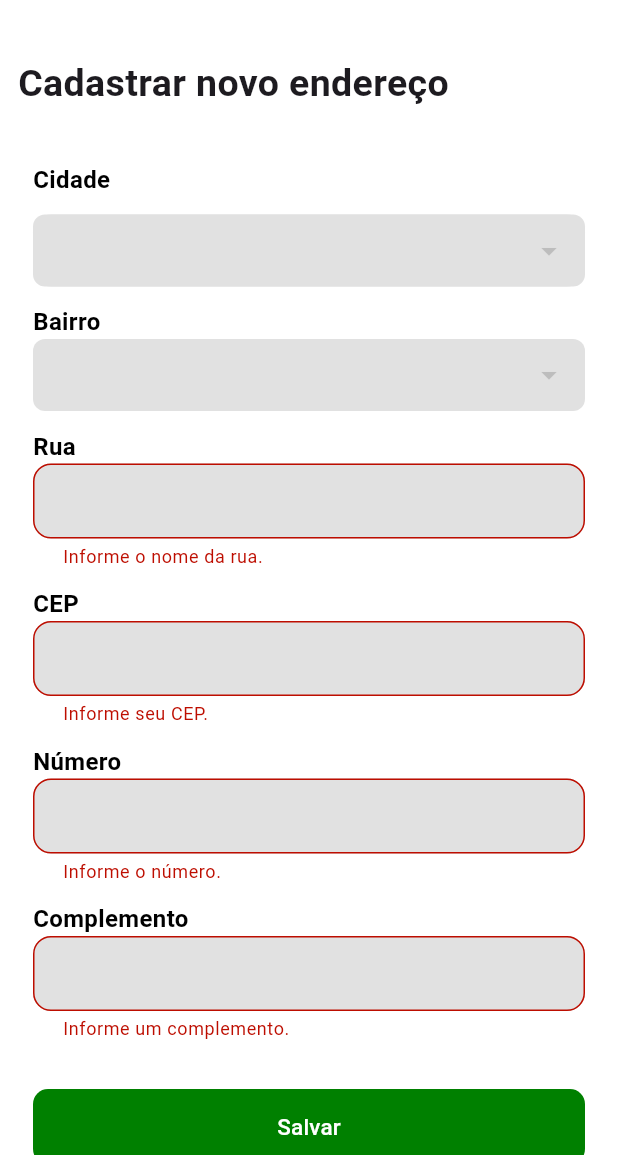
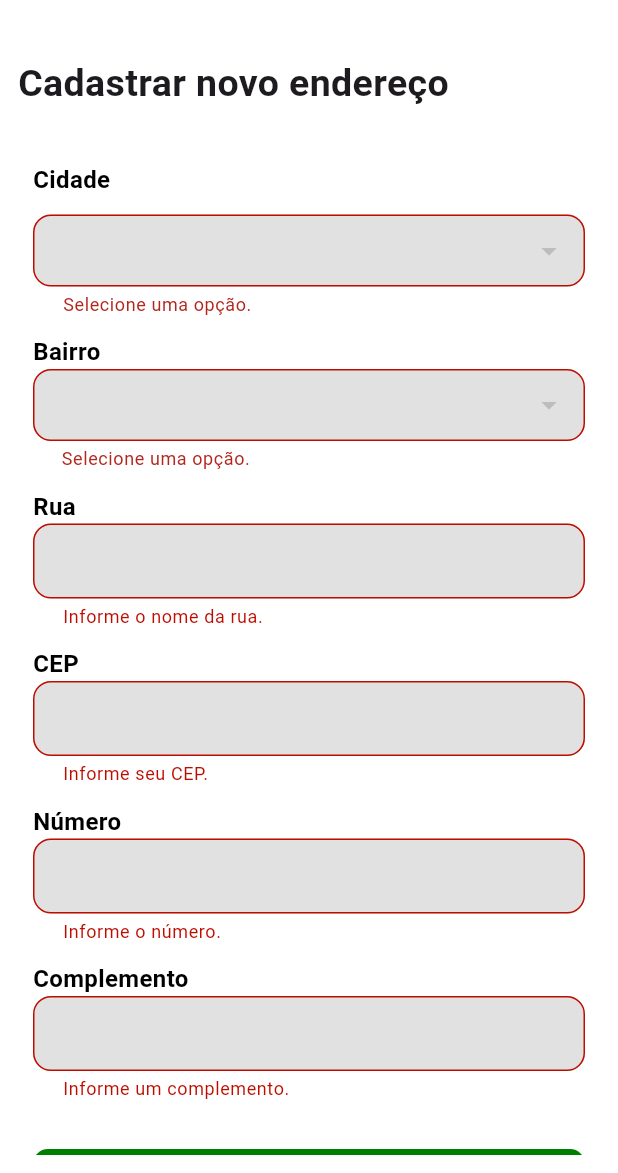
Before and after one commit to wellington067/assim-app-comercio-consumidor, a Flutter app: the AddressScreen screen opened by its route, after a tap on "Salvar", on a phone screen of 412 x 824 dp, the part 63-1236 px from its top. Run offline on Flutter 3.47's test engine with Material 3 defaults, Android fonts, the phone set to English and light mode, and no system bars; our stand-ins replace bot_toast, brasil_fields, device_preview, dio, flutter_local_notifications, flutter_secure_storage and 8 more; missing offline and left inert: rate_my_app; accounts and stored records are empty; network calls fail; statements that could not run were skipped.

Commit message:
Fix: alteração no estilo dos forms e validaçao dos forms de cadastrar novo endereço

```diff
--- a/lib/components/forms/address_form_field.dart
+++ b/lib/components/forms/address_form_field.dart
@@ -5,6 +5,7 @@ import 'package:ecommerceassim/shared/constants/style_constants.dart';
 class AddressFormField extends StatefulWidget {
   final TextEditingController controller;
   final String label;
+  final int? maxLength;
   final TextInputType keyboardType;
   final TextInputFormatter? maskFormatter;
   final bool enabled;
@@ -18,6 +19,7 @@ class AddressFormField extends StatefulWidget {
     this.maskFormatter,
     this.enabled = true,
     this.validateForm,
+    this.maxLength,
   });
 
   @override
@@ -28,26 +30,41 @@ class _AddressFormFieldState extends State<AddressFormField> {
   @override
   Widget build(BuildContext context) {
     return TextFormField(
-      autovalidateMode: AutovalidateMode.onUserInteraction,
+      maxLength: widget.maxLength,
       controller: widget.controller,
       keyboardType: widget.keyboardType,
       style: const TextStyle(
         fontWeight: FontWeight.w400,
       ),
       decoration: InputDecoration(
-        disabledBorder:
-            OutlineInputBorder(borderRadius: BorderRadius.circular(12.0)),
+        disabledBorder: OutlineInputBorder(
+          borderRadius: BorderRadius.circular(12.0),
+          borderSide: const BorderSide(
+            color: Color.fromARGB(0, 0, 0, 0),
+          ),
+        ),
         focusedBorder: const OutlineInputBorder(
-          borderRadius: BorderRadius.all(Radius.circular(12.0)),
-          borderSide: BorderSide(color: Color.fromARGB(0, 255, 255, 255)),
+          borderRadius: BorderRadius.all(
+            Radius.circular(12.0),
+          ),
+          borderSide: BorderSide(
+            color: Color.fromARGB(0, 255, 255, 255),
+          ),
         ),
         enabledBorder: const OutlineInputBorder(
-          borderSide: BorderSide(color: Color.fromARGB(0, 0, 0, 0)),
-          borderRadius: BorderRadius.all(Radius.circular(12.0)),
+          borderSide: BorderSide(
+            color: Color.fromARGB(0, 0, 0, 0),
+          ),
+          borderRadius: BorderRadius.all(
+            Radius.circular(12.0),
+          ),
         ),
         errorBorder: const OutlineInputBorder(
-            borderRadius: BorderRadius.all(Radius.circular(12.0)),
-            borderSide: BorderSide(color: kErrorColor)),
+          borderRadius: BorderRadius.all(
+            Radius.circular(12.0),
+          ),
+          borderSide: BorderSide(color: kErrorColor),
+        ),
         border: OutlineInputBorder(
           borderSide: const BorderSide(color: Colors.black),
           borderRadius: BorderRadius.circular(12.0),
@@ -60,8 +77,12 @@ class _AddressFormFieldState extends State<AddressFormField> {
         fillColor: kBackgroundColor,
         contentPadding: const EdgeInsets.fromLTRB(16, 13, 16, 13),
       ),
-      inputFormatters:
-          widget.maskFormatter != null ? [widget.maskFormatter!] : [],
+      inputFormatters: widget.maskFormatter != null
+          ? [
+              widget.maskFormatter!,
+            ]
+          : [],
+      autovalidateMode: AutovalidateMode.onUserInteraction,
       validator: (value) => widget.validateForm!(value),
       enabled: widget.enabled,
     );
--- a/lib/screens/profile/endereco/adress_screen.dart
+++ b/lib/screens/profile/endereco/adress_screen.dart
@@ -2,6 +2,7 @@
 import 'dart:convert';
 import 'package:ecommerceassim/shared/validation/validate_mixin.dart';
 import 'package:flutter/material.dart';
+import 'package:get/get_state_manager/get_state_manager.dart';
 import 'package:http/http.dart' as http;
 import 'package:ecommerceassim/components/forms/address_form_field.dart';
 import 'package:ecommerceassim/screens/screens_index.dart';
@@ -138,12 +139,7 @@ class _AddressScreenState extends State<AddressScreen> with ValidationMixin {
                         ),
                       ),
                       const VerticalSpacerBox(size: SpacerSize.small),
-                      Container(
-                        decoration: BoxDecoration(
-                          borderRadius: BorderRadius.circular(8.0),
-                          color: kBackgroundColor,
-                        ),
-                        child: DropdownButtonFormField<int>(
+                      DropdownButtonFormField<int>(
                         isExpanded: true,
                         decoration: InputDecoration(
                           errorBorder: const OutlineInputBorder(
@@ -192,9 +188,8 @@ class _AddressScreenState extends State<AddressScreen> with ValidationMixin {
                           });
                           _loadBairros(newValue!);
                         },
-                          // validator: (value) => isValidCidade(value),
+                        validator: (value) => isValidCidade(value),
                         autovalidateMode: AutovalidateMode.onUserInteraction,
-                        ),
                       ),
                       const VerticalSpacerBox(size: SpacerSize.small),
                       const Align(
@@ -211,6 +206,24 @@ class _AddressScreenState extends State<AddressScreen> with ValidationMixin {
                       DropdownButtonFormField<int>(
                         isExpanded: true,
                         decoration: InputDecoration(
+                          errorBorder: const OutlineInputBorder(
+                              borderRadius:
+                                  BorderRadius.all(Radius.circular(12.0)),
+                              borderSide: BorderSide(color: kErrorColor)),
+                          disabledBorder: OutlineInputBorder(
+                              borderRadius: BorderRadius.circular(12.0)),
+                          focusedBorder: const OutlineInputBorder(
+                            borderRadius:
+                                BorderRadius.all(Radius.circular(12.0)),
+                            borderSide: BorderSide(
+                                color: Color.fromARGB(0, 255, 255, 255)),
+                          ),
+                          enabledBorder: const OutlineInputBorder(
+                            borderSide:
+                                BorderSide(color: Color.fromARGB(0, 0, 0, 0)),
+                            borderRadius:
+                                BorderRadius.all(Radius.circular(12.0)),
+                          ),
                           border: OutlineInputBorder(
                             borderRadius: BorderRadius.circular(8.0),
                             borderSide: BorderSide.none,
@@ -236,6 +249,8 @@ class _AddressScreenState extends State<AddressScreen> with ValidationMixin {
                             _selectedBairroId = newValue;
                           });
                         },
+                        validator: (value) => isValidBairro(value),
+                        autovalidateMode: AutovalidateMode.onUserInteraction,
                       ),
                       const VerticalSpacerBox(size: SpacerSize.small),
                       const Align(
@@ -269,7 +284,7 @@ class _AddressScreenState extends State<AddressScreen> with ValidationMixin {
                       ),
                       AddressFormField(
                         label: 'CEP',
-                        keyboardType: TextInputType.text,
+                        keyboardType: TextInputType.number,
                         maskFormatter: controller.cepFormatter,
                         controller: _cepController,
                         validateForm: (value) => isValidCEP(value),
@@ -323,10 +338,9 @@ class _AddressScreenState extends State<AddressScreen> with ValidationMixin {
                       width: double.infinity,
                       child: PrimaryButton(
                         text: 'Salvar',
-                        onPressed: () {
-                          if (_formKey.currentState!.validate()) {
-                            _createAddress();
-                          }
+                        onPressed: () => {
+                          if (_formKey.currentState!.validate() == true)
+                            {_createAddress()}
                         },
                         color: kDetailColor,
                       ),
--- a/lib/screens/signup/components/info_first_screen.dart
+++ b/lib/screens/signup/components/info_first_screen.dart
@@ -24,6 +24,7 @@ class InfoFirstScreen extends StatelessWidget with ValidationMixin {
         const VerticalSpacerBox(size: SpacerSize.small),
         CustomTextFormField(
             hintText: 'CPF',
+            keyboardType: TextInputType.number,
             icon: Icons.description,
             maskFormatter: controller.cpfFormatter,
             controller: controller.cpfController,
@@ -37,6 +38,7 @@ class InfoFirstScreen extends StatelessWidget with ValidationMixin {
         const VerticalSpacerBox(size: SpacerSize.small),
         CustomTextFormField(
             hintText: 'Telefone',
+            keyboardType: TextInputType.number,
             maskFormatter: controller.phoneFormatter,
             icon: Icons.phone,
             controller: controller.foneController,
--- a/lib/screens/signup/components/info_second_screen.dart
+++ b/lib/screens/signup/components/info_second_screen.dart
@@ -120,6 +120,7 @@ class InfoSecondScreen extends StatelessWidget with ValidationMixin {
           hintText: 'CEP',
           icon: Icons.numbers_outlined,
           maskFormatter: controller.cepFormatter,
+          keyboardType: TextInputType.number,
           controller: controller.cepController,
           validateForm: (value) => isValidCEP(value),
         ),
--- a/lib/shared/validation/validate_mixin.dart
+++ b/lib/shared/validation/validate_mixin.dart
@@ -31,11 +31,11 @@ mixin ValidationMixin {
 
   isValidEmail(value) {
     if (value.isEmpty) {
-      return 'Por favor, insira um E-mail.';
+      return 'Insira um E-mail.';
     } else if (!value.contains('@')) {
-      return 'E-mail deve conter o simbolo "@".';
+      return 'O E-mail deve conter o simbolo "@".';
     } else if (!value.contains('.com')) {
-      return 'E-mail deve conter o ".com" no final.';
+      return 'O E-mail deve conter o ".com" no final.';
     }
     return null;
   }
@@ -50,7 +50,7 @@ mixin ValidationMixin {
                                  '86', '87', '88', '89', '91', '92', '93', '94', '95',
                                  '96', '97', '98', '99'];
     if (value.isEmpty) {
-      return 'Por favor, informe um número de telefone.';
+      return 'Informe um número de telefone.';
     } else if (value.length != 15) {
       return 'Número deve conter 10 ou 11 digitos.';
     } else if (!validDDDCodes.contains(value.substring(1, 3))) {
@@ -61,30 +61,34 @@ mixin ValidationMixin {
 
   isValidPassword(value) {
     if (value.isEmpty) {
-      return 'Por favor, informe uma senha.';
+      return 'Informe uma senha.';
     } else if (value.length < 8) {
       return 'A senha deve ter no minimo 8 caracteres.';
     }
     return null;
   }
 
-  isValidCidade(CidadeModel? value){
-    if(value == null){
+  isValidCidade(dynamic value) {
+  if (value == null || (value is int && value == 0)) {
     return 'Selecione uma opção.';
   }
   return null;
 }
 
-  isValidBairro(BairroModel? value){
-    if(value == null){
+
+  isValidBairro(dynamic value) {
+  if (value == null || (value is int && value == 0)) {
     return 'Selecione uma opção.';
   }
   return null;
 }
 
+
   isValidRua(value) {
     if (value.isEmpty) {
       return 'Informe o nome da rua.';
+    } else if (RegExp(r'\d').hasMatch(value)) {
+      return 'O nome da rua não pode conter números.';
   }
     return null;
   }
@@ -99,6 +103,10 @@ mixin ValidationMixin {
   isValidNumero(value) {
     if (value.isEmpty) {
       return 'Informe o número.';
+    } else if(value.length > 4) {
+      return 'O número deve ter no maximo 4 caracteres';
+    }else if(RegExp(r'[a-zA-Z]').hasMatch(value)){
+      return 'O número não deve conter letras';
     }
     return null;
   }
```
Also changed, not shown: lib/components/forms/custom_text_form_field.dart (+6 -2 lines), lib/screens/profile/editar/endereco/adress_edit_screen.dart (+14 -37 lines), lib/screens/profile/editar/perfil/profile_edit_screen.dart (+13 -5 lines), lib/screens/signin/sign_in_screen.dart (+9 -2 lines). Lines whose indentation alone changed are shown as unchanged.
